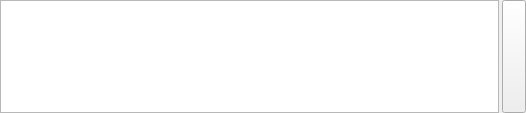
The window that src/plugins/messagewidgets/editwidget.ui (silvansky/Contacts) describes before a commit, drawn with Qt 5.
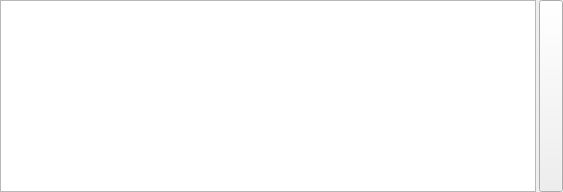
The same window after the commit. Custom widgets are drawn as their Qt base class.

Commit message: Изменена всплывающая подсказка у кнопки отправки сообщений.

The edit to the form file:
```diff
--- a/src/plugins/messagewidgets/editwidget.ui
+++ b/src/plugins/messagewidgets/editwidget.ui
@@ -6,8 +6,8 @@
    <rect>
     <x>0</x>
     <y>0</y>
-    <width>526</width>
-    <height>113</height>
+    <width>563</width>
+    <height>192</height>
    </rect>
   </property>
   <property name="sizePolicy">
```
Left out of the diff: 3 changed lines with no effect on the pictures. The commit also changes 3 other files.
